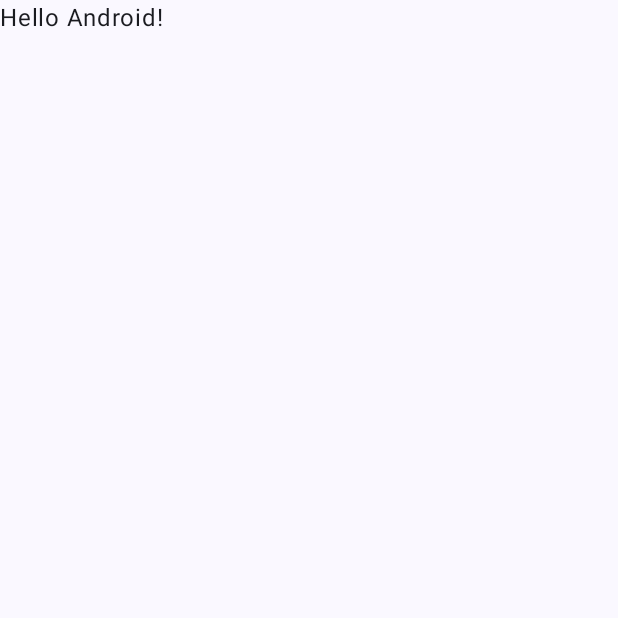
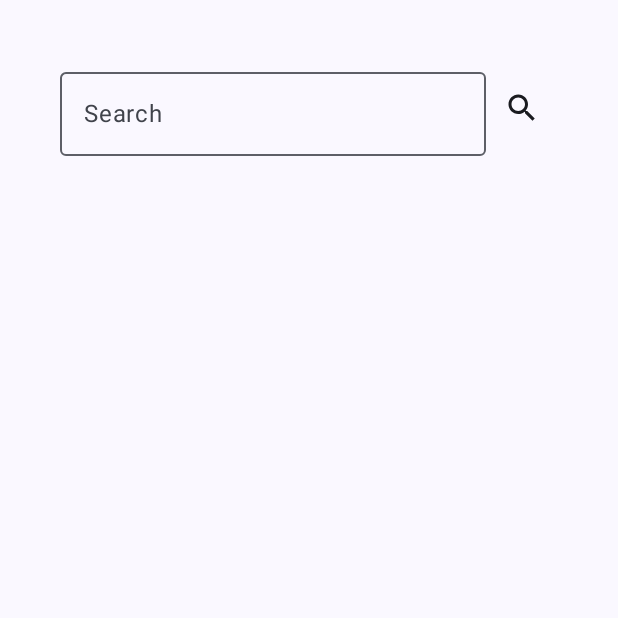
Before and after one commit to bhaskarkatara/Weather-App-InjetpackComposeAndroid, an Android app built with Jetpack Compose: the screen it shows after launch (MainActivity), on a phone screen of 412 x 824 dp, the top half of it. Before the commit the part shown is almost empty. Run offline under Robolectric (Android 15) with nearby library versions, the phone set to English and light mode, and no system bars.

Commit message:
Add:WeatherScreen

```diff
--- a/app/src/main/java/com/example/weather_app_injetpackcomposeandroid/MainActivity.kt
+++ b/app/src/main/java/com/example/weather_app_injetpackcomposeandroid/MainActivity.kt
@@ -7,10 +7,7 @@ import androidx.activity.enableEdgeToEdge
 import androidx.compose.foundation.layout.fillMaxSize
 import androidx.compose.foundation.layout.padding
 import androidx.compose.material3.Scaffold
-import androidx.compose.material3.Text
-import androidx.compose.runtime.Composable
 import androidx.compose.ui.Modifier
-import androidx.compose.ui.tooling.preview.Preview
 import com.example.weather_app_injetpackcomposeandroid.ui.theme.WeatherAppInjetpackComposeAndroidTheme
 
 class MainActivity : ComponentActivity() {
@@ -20,28 +17,9 @@ class MainActivity : ComponentActivity() {
         setContent {
             WeatherAppInjetpackComposeAndroidTheme {
                 Scaffold(modifier = Modifier.fillMaxSize()) { innerPadding ->
-                    Greeting(
-                        name = "Android",
-                        modifier = Modifier.padding(innerPadding)
-                    )
+                   MyWeatherApp(Modifier.padding(innerPadding))
                 }
             }
         }
     }
 }
-
-@Composable
-fun Greeting(name: String, modifier: Modifier = Modifier) {
-    Text(
-        text = "Hello $name!",
-        modifier = modifier
-    )
-}
-
-@Preview(showBackground = true)
-@Composable
-fun GreetingPreview() {
-    WeatherAppInjetpackComposeAndroidTheme {
-        Greeting("Android")
-    }
-}
--- /dev/null
+++ b/app/src/main/java/com/example/weather_app_injetpackcomposeandroid/MyWeatherApp.kt
@@ -0,0 +1,46 @@
+package com.example.weather_app_injetpackcomposeandroid
+
+import androidx.compose.foundation.layout.Arrangement
+import androidx.compose.foundation.layout.Column
+import androidx.compose.foundation.layout.Row
+import androidx.compose.foundation.layout.fillMaxSize
+import androidx.compose.foundation.layout.fillMaxWidth
+import androidx.compose.foundation.layout.padding
+import androidx.compose.material.icons.Icons
+import androidx.compose.material.icons.filled.Search
+import androidx.compose.material3.Icon
+import androidx.compose.material3.IconButton
+import androidx.compose.material3.OutlinedTextField
+import androidx.compose.material3.Text
+import androidx.compose.runtime.Composable
+import androidx.compose.runtime.getValue
+import androidx.compose.runtime.mutableStateOf
+import androidx.compose.runtime.remember
+import androidx.compose.runtime.setValue
+import androidx.compose.ui.Alignment
+import androidx.compose.ui.Modifier
+import androidx.compose.ui.unit.dp
+
+@Composable
+fun MyWeatherApp(modifier: Modifier) {
+    var searchByName by remember { mutableStateOf("") }
+    Column(modifier = Modifier.fillMaxSize().padding(30.dp),
+     horizontalAlignment = Alignment.CenterHorizontally
+    ) {
+        Row(
+            modifier = Modifier.fillMaxWidth().padding(10.dp),
+            verticalAlignment = Alignment.CenterVertically,
+            horizontalArrangement = Arrangement.SpaceBetween
+        ) {
+            OutlinedTextField(
+                modifier = Modifier.weight(1f),
+                value = searchByName, onValueChange =
+            {searchByName = it},
+                label = {Text("Search ")}
+             )
+            IconButton(onClick = { /*TODO*/ }) {
+                Icon(imageVector = Icons.Default.Search, contentDescription = null)
+            }
+        }
+    }
+}
```
